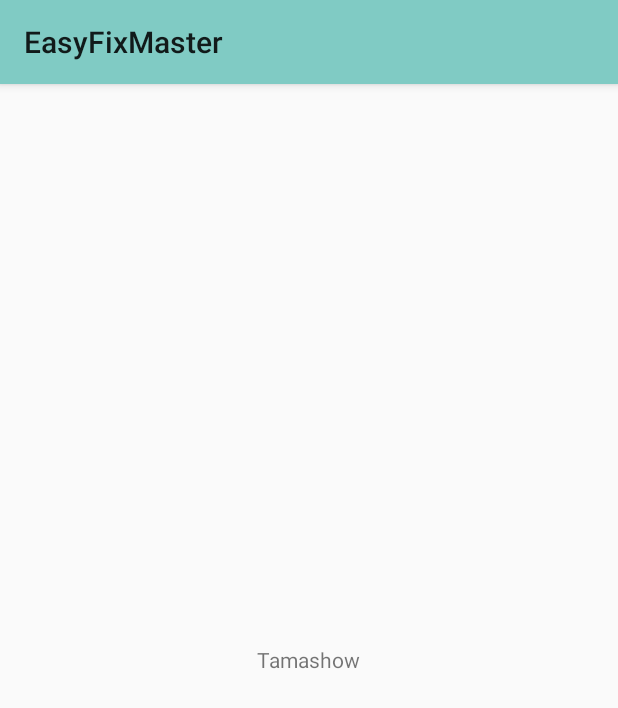
After one commit to Danziamo/project_d, an Android app: the fragment OrderHistoryFragment placed in its activity, on a phone screen of 412 x 824 dp. The commit adds this screen. Shown: the top 708 px of the screen. Run offline under Robolectric (Android 15) with nearby library versions, the phone set to English and light mode, and no system bars; libraries missing offline, so code that uses them is left out: it.gmariotti.cardslib; 1 statement that could not run was skipped.

Commit message:
Adding order historoy fragment

```diff
--- a/app/build.gradle
+++ b/app/build.gradle
@@ -20,7 +20,6 @@ android {
 }
 
 repositories {
-    maven { url 'https://dl.bintray.com/drummer-aidan/maven' }
     mavenCentral()
 }
 
--- a/app/src/main/java/com/mirsoft/easyfixmaster/FixNavigationDrawer.java
+++ b/app/src/main/java/com/mirsoft/easyfixmaster/FixNavigationDrawer.java
@@ -25,7 +25,7 @@ public class FixNavigationDrawer extends MaterialNavigationDrawer {
 
         //this.setAccountListener(this);
         this.addSection(newSection("Уведомления", new MainActivityFragment()));
-        this.addSection(newSection("История заказов", new MainActivityFragment()));
+        this.addSection(newSection("История заказов", OrderHistoryFragment.newInstance(null, null)));
         this.addSection(newSection("Помощь", new MainActivityFragment()));
         this.addSection(newSection("Рекомендовать программу", new MainActivityFragment()));
         this.addSection(newSection("О программе", new MainActivityFragment()));
--- /dev/null
+++ b/app/src/main/java/com/mirsoft/easyfixmaster/OrderHistoryFragment.java
@@ -0,0 +1,100 @@
+package com.mirsoft.easyfixmaster;
+
+
+import android.os.Bundle;
+import android.app.Fragment;
+import android.support.v7.widget.LinearLayoutManager;
+import android.view.LayoutInflater;
+import android.view.View;
+import android.view.ViewGroup;
+
+import java.util.ArrayList;
+
+import it.gmariotti.cardslib.library.internal.Card;
+import it.gmariotti.cardslib.library.internal.CardHeader;
+import it.gmariotti.cardslib.library.recyclerview.internal.CardArrayRecyclerViewAdapter;
+import it.gmariotti.cardslib.library.recyclerview.view.CardRecyclerView;
+
+
+/**
+ * A simple {@link Fragment} subclass.
+ * Use the {@link OrderHistoryFragment#newInstance} factory method to
+ * create an instance of this fragment.
+ */
+public class OrderHistoryFragment extends Fragment {
+    // TODO: Rename parameter arguments, choose names that match
+    // the fragment initialization parameters, e.g. ARG_ITEM_NUMBER
+    private static final String ARG_PARAM1 = "param1";
+    private static final String ARG_PARAM2 = "param2";
+
+    // TODO: Rename and change types of parameters
+    private String mParam1;
+    private String mParam2;
+
+
+    /**
+     * Use this factory method to create a new instance of
+     * this fragment using the provided parameters.
+     *
+     * @param param1 Parameter 1.
+     * @param param2 Parameter 2.
+     * @return A new instance of fragment OrderHistoryFragment.
+     */
+    // TODO: Rename and change types and number of parameters
+    public static OrderHistoryFragment newInstance(String param1, String param2) {
+        OrderHistoryFragment fragment = new OrderHistoryFragment();
+        Bundle args = new Bundle();
+        args.putString(ARG_PARAM1, param1);
+        args.putString(ARG_PARAM2, param2);
+        fragment.setArguments(args);
+        return fragment;
+    }
+
+    public OrderHistoryFragment() {
+        // Required empty public constructor
+    }
+
+    @Override
+    public void onCreate(Bundle savedInstanceState) {
+        super.onCreate(savedInstanceState);
+        if (getArguments() != null) {
+            mParam1 = getArguments().getString(ARG_PARAM1);
+            mParam2 = getArguments().getString(ARG_PARAM2);
+        }
+    }
+
+    @Override
+    public View onCreateView(LayoutInflater inflater, ViewGroup container,
+                             Bundle savedInstanceState) {
+        // Inflate the layout for this fragment
+        View view = inflater.inflate(R.layout.fragment_order_history, container, false);
+
+        /*ArrayList<Card> cards = new ArrayList<Card>();
+
+        //Create a Card
+        Card card = new Card(getActivity());
+
+        //Create a CardHeader
+        CardHeader header = new CardHeader(getActivity());
+        //Add Header to card
+        card.addCardHeader(header);
+
+        cards.add(card);
+
+        CardArrayRecyclerViewAdapter mCardArrayAdapter = new CardArrayRecyclerViewAdapter(getActivity(), cards);
+
+        //Staggered grid view
+        CardRecyclerView mRecyclerView = (CardRecyclerView) getActivity().findViewById(R.id.carddemo_recyclerview);
+        mRecyclerView.setHasFixedSize(false);
+        mRecyclerView.setLayoutManager(new LinearLayoutManager(getActivity()));
+
+        //Set the empty view
+        if (mRecyclerView != null) {
+            mRecyclerView.setAdapter(mCardArrayAdapter);
+        }*/
+
+        return view;
+    }
+
+
+}
--- a/app/src/main/java/com/mirsoft/easyfixmaster/SplashActivity.java
+++ b/app/src/main/java/com/mirsoft/easyfixmaster/SplashActivity.java
@@ -1,12 +1,13 @@
 package com.mirsoft.easyfixmaster;
 
+import android.app.Activity;
+import android.os.Bundle;
 import android.support.v7.app.ActionBarActivity;
-import android.os.Bundle;
 import android.view.Menu;
 import android.view.MenuItem;
 
 
-public class SplashActivity extends ActionBarActivity {
+public class SplashActivity extends Activity {
 
     @Override
     protected void onCreate(Bundle savedInstanceState) {
--- a/app/src/main/res/layout/fragment_login.xml
+++ b/app/src/main/res/layout/fragment_login.xml
@@ -49,7 +49,7 @@
                 style="@style/Button.Material.Login"
                 android:layout_width="250dp"
                 android:text="@string/forget_password"
-                android:id="@+id/forgetPassword"
+                android:id="@+id/btnForgotPassword"
                 android:layout_below="@id/btnSubmit" />
         </RelativeLayout>
     </ScrollView>
--- /dev/null
+++ b/app/src/main/res/layout/fragment_order_history.xml
@@ -0,0 +1,21 @@
+<FrameLayout xmlns:android="http://schemas.android.com/apk/res/android"
+    xmlns:tools="http://schemas.android.com/tools"
+    xmlns:card="http://schemas.android.com/apk/res-auto"
+    android:layout_width="match_parent"
+    android:layout_height="match_parent"
+    tools:context="com.mirsoft.easyfixmaster.OrderHistoryFragment">
+
+    <RelativeLayout
+        android:layout_width="match_parent"
+        android:layout_height="match_parent">
+
+        <TextView
+            android:layout_width="wrap_content"
+            android:layout_height="wrap_content"
+            android:text="Tamashow"
+            android:layout_centerInParent="true"
+            android:id="@+id/tvInfo"/>
+
+
+    </RelativeLayout>
+</FrameLayout>
```
Also changed, not shown: app/src/main/java/com/mirsoft/easyfixmaster/LoginFragment.java (+16 -1 lines).
